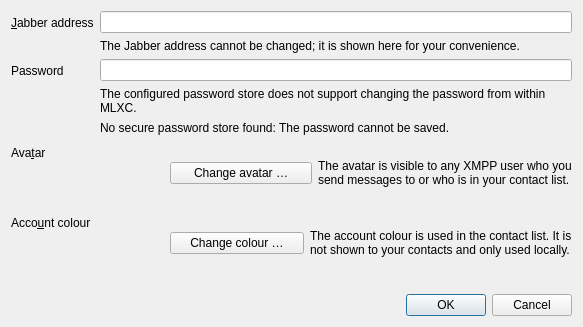
Old version of the form data/dlg_account_editor.ui in the repository jabbercat/jabbercat.
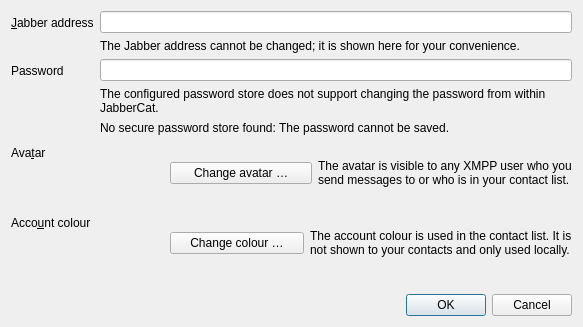
New version of the form.

What changed in the file:
```diff
--- a/data/dlg_account_editor.ui
+++ b/data/dlg_account_editor.ui
@@ -65,7 +65,7 @@
        <item>
         <widget class="QLabel" name="custom_store_label">
          <property name="text">
-          <string>The configured password store does not support changing the password from within MLXC.</string>
+          <string>The configured password store does not support changing the password from within JabberCat.</string>
          </property>
          <property name="wordWrap">
           <bool>true</bool>
```
